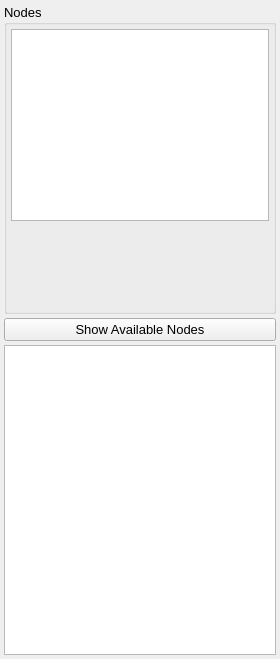
First picture: the form in src/gui/procedurewidget.ui, repository disorderedmaterials/dissolve, before the edit.
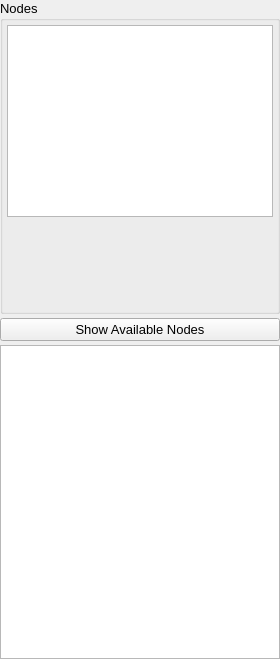
Second picture: the form after the edit. Icons and pictures are not drawn.

Patch:
```diff
--- a/src/gui/procedurewidget.ui
+++ b/src/gui/procedurewidget.ui
@@ -20,19 +20,19 @@
   </property>
   <layout class="QHBoxLayout" name="horizontalLayout_2">
    <property name="spacing">
-    <number>4</number>
+    <number>0</number>
    </property>
    <property name="leftMargin">
-    <number>4</number>
+    <number>0</number>
    </property>
    <property name="topMargin">
-    <number>4</number>
+    <number>0</number>
    </property>
    <property name="rightMargin">
-    <number>4</number>
+    <number>0</number>
    </property>
    <property name="bottomMargin">
-    <number>4</number>
+    <number>0</number>
    </property>
    <item>
     <layout class="QVBoxLayout" name="verticalLayout">
```
